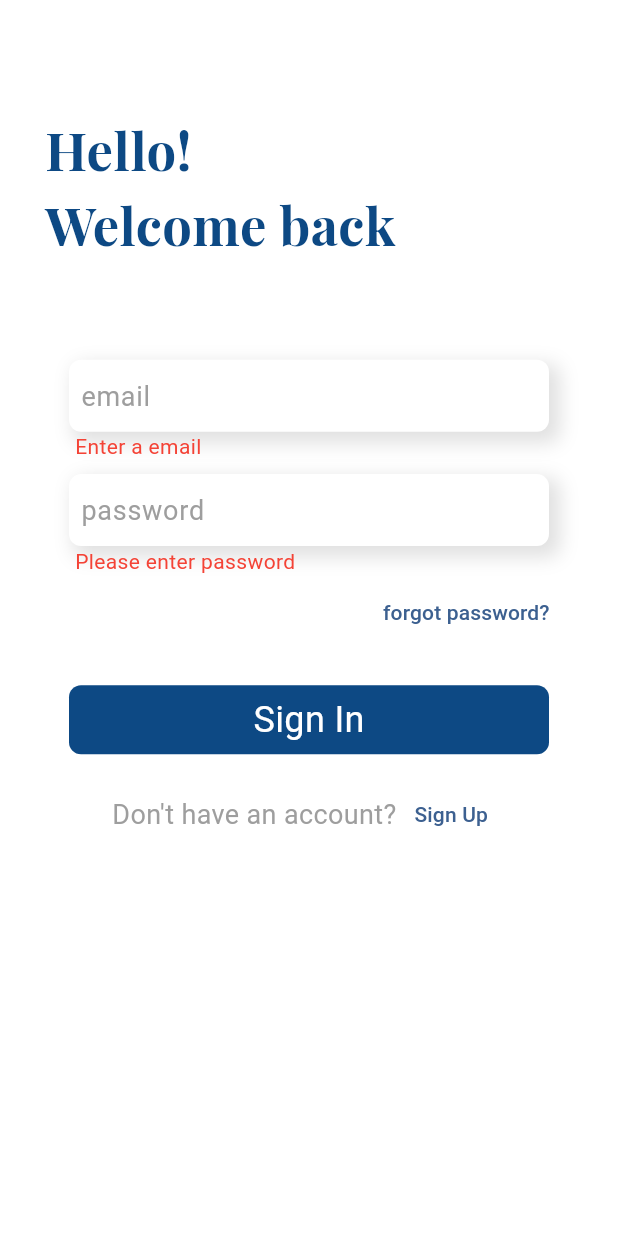
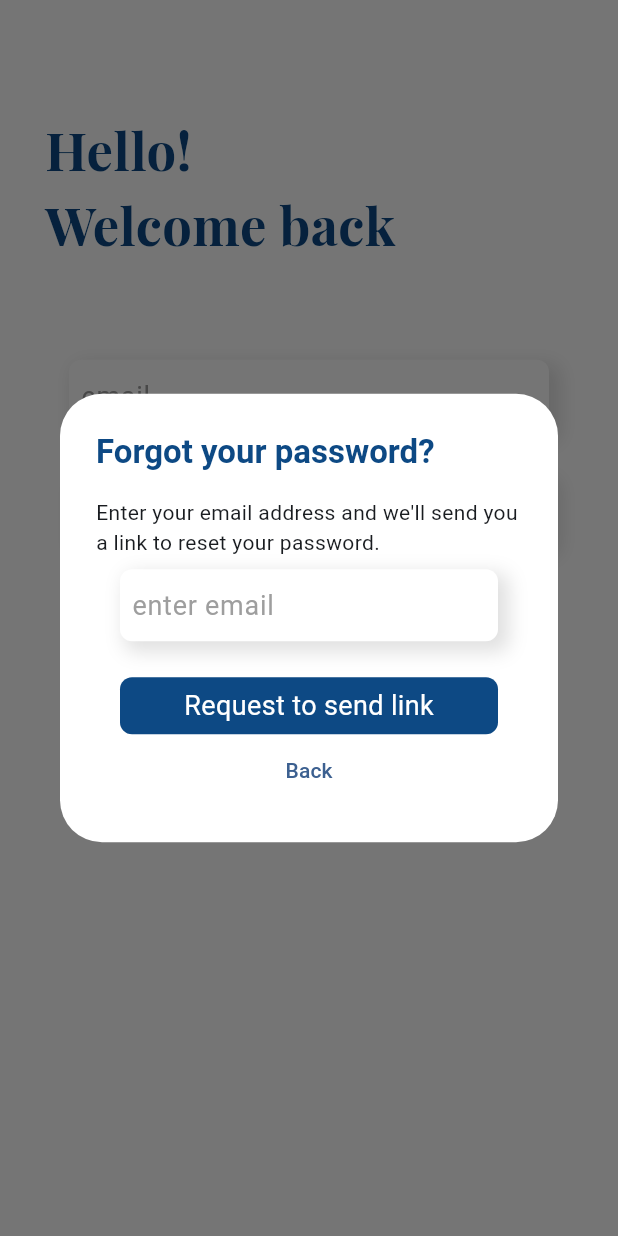
Before and after one commit to Sidharth-R-07/users, a Flutter app: the screen it shows after launch, after a tap on "Sign In", after a tap on "forgot password?", on a phone screen of 412 x 824 dp. Run offline on Flutter 3.47's test engine with Material 2 defaults, Android fonts, the phone set to English and light mode, and no system bars; our stand-ins replace cloud_firestore, firebase_auth, firebase_core, flutter_spinkit, fluttertoast, google_fonts; accounts and stored records are empty; Roboto replaces fonts that are missing (Mukta).

Commit message:
implemented reset password functionality

```diff
--- a/lib/screens/auth/sign_in_screen.dart
+++ b/lib/screens/auth/sign_in_screen.dart
@@ -3,6 +3,7 @@ import 'dart:developer';
 import 'package:flutter/material.dart';
 import 'package:provider/provider.dart';
 import 'package:users/screens/auth/sign_up_screen.dart';
+import 'package:users/utils/colors.dart';
 
 import '../../providers/auth_provider.dart';
 import '../../utils/fonts.dart';
@@ -23,6 +24,7 @@ class SignInScreen extends StatefulWidget {
 class _SignInScreenState extends State<SignInScreen> {
   final emailController = TextEditingController();
   final passwordController = TextEditingController();
+  final resetEmailController = TextEditingController();
 
   String emailValidationText = '';
   String passwordValidationText = '';
@@ -32,6 +34,7 @@ class _SignInScreenState extends State<SignInScreen> {
   void dispose() {
     emailController.dispose();
     passwordController.dispose();
+    resetEmailController.dispose();
     super.dispose();
   }
 
@@ -90,7 +93,7 @@ class _SignInScreenState extends State<SignInScreen> {
                     mainAxisAlignment: MainAxisAlignment.end,
                     children: [
                       TextButton(
-                        onPressed: () {},
+                        onPressed: () => _showAlertDialog(authProvider),
                         child: const Text('forgot password? '),
                       ),
                     ],
@@ -161,8 +164,6 @@ class _SignInScreenState extends State<SignInScreen> {
   }
 
   void passwordValidation(String val) {
-    RegExp regex =
-        RegExp(r'^(?=.*?[A-Z])(?=.*?[a-z])(?=.*?[0-9])(?=.*?[!@#\$&*~]).{8,}$');
     if (val.isEmpty) {
       setState(() {
         passwordValidationText = 'Please enter password';
@@ -211,4 +212,84 @@ class _SignInScreenState extends State<SignInScreen> {
       return;
     }
   }
+
+  Future<void> _showAlertDialog(AuthProvider authProvider) async {
+    bool showLoading = false;
+    return showDialog<void>(
+      context: context,
+      barrierDismissible: false, // user must tap button!
+      builder: (BuildContext context) {
+        return AlertDialog(
+          backgroundColor: bgScaffold,
+          title: Text(
+            'Forgot your password?',
+            style: FontsProvider.headingMedium,
+          ),
+          content: SingleChildScrollView(
+            child: ListBody(
+              children: <Widget>[
+                const Text(
+                    "Enter your email address and we'll send you a link to reset your password."),
+                const SizedBox(
+                  height: 8,
+                ),
+                InputField(
+                    controller: resetEmailController,
+                    hint: 'enter email',
+                    keyBoard: TextInputType.emailAddress,
+                    textInputAction: TextInputAction.done)
+              ],
+            ),
+          ),
+          actions: <Widget>[
+            MyButton(
+                child: showLoading
+                    ? const Loader()
+                    : Text(
+                        'Request to send link',
+                        style: FontsProvider.whiteMediumText
+                            .copyWith(fontSize: 18),
+                      ),
+                onTap: () async {
+                  setState(() {
+                    showLoading = true;
+                  });
+                  await _sendRestLink(
+                      authProvider: authProvider,
+                      email: resetEmailController.text.trim());
+
+                  resetEmailController.clear();
+                  setState(() {
+                    showLoading = false;
+                  });
+                }),
+            Center(
+              child: TextButton(
+                child: const Text('Back'),
+                onPressed: () {
+                  Navigator.of(context).pop();
+                },
+              ),
+            ),
+          ],
+        );
+      },
+    );
+  }
+
+  Future _sendRestLink({
+    required AuthProvider authProvider,
+    required String email,
+  }) async {
+    await authProvider.resetPassword(email).then((result) {
+      if (result == 'Sucessfull') {
+        log('SUCCESSFULLY SENDED LINK');
+        showToast('Rest Password link Sended !');
+        Navigator.of(context).pop();
+      } else {
+        log('SOME ERROR OCCURED !WHILE SEND REST MAIL');
+        showToast(result);
+      }
+    });
+  }
 }
```
Also changed, not shown: lib/providers/auth_provider.dart (+15 -1 lines).
